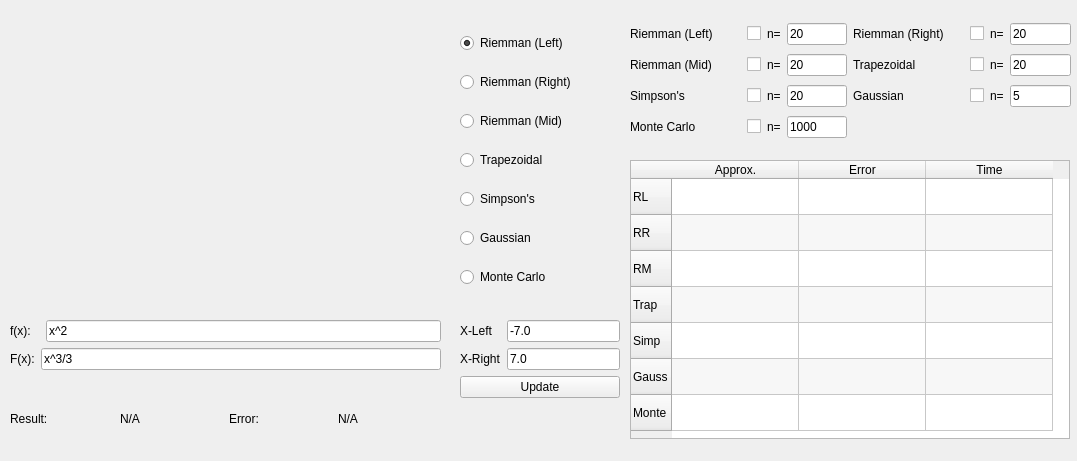
Above: gui/main_window.ui from notcaring42/quadrature_tool before the change. Below: the same form after it.
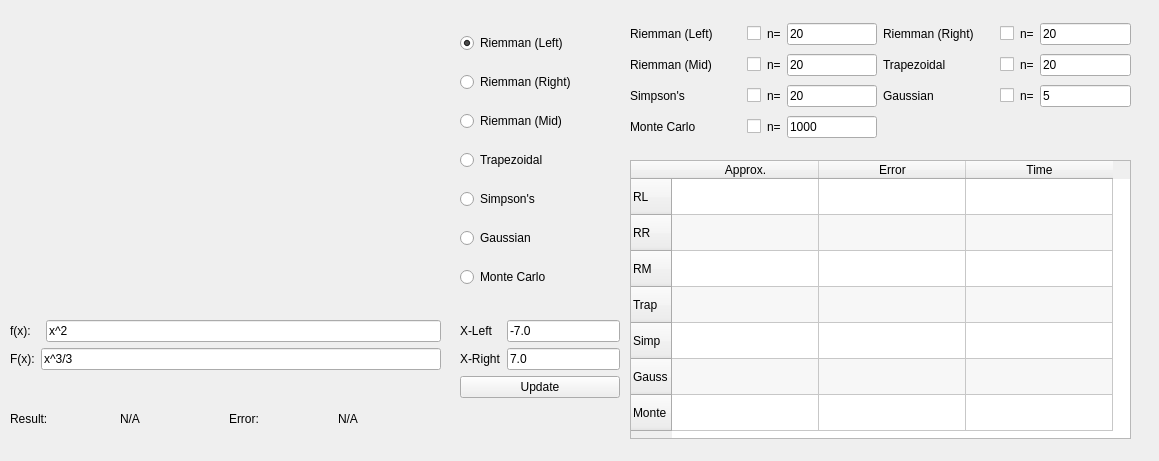
That is the form after the change.

Commit message: Switched back to actual updated UI

```diff
--- a/gui/main_window.ui
+++ b/gui/main_window.ui
@@ -6,7 +6,7 @@
    <rect>
     <x>0</x>
     <y>0</y>
-    <width>1077</width>
+    <width>1159</width>
     <height>461</height>
    </rect>
   </property>
@@ -276,7 +276,7 @@
     <rect>
      <x>630</x>
      <y>160</y>
-     <width>440</width>
+     <width>501</width>
      <height>279</height>
     </rect>
    </property>
@@ -311,7 +311,7 @@
     <bool>true</bool>
    </attribute>
    <attribute name="horizontalHeaderDefaultSectionSize">
-    <number>127</number>
+    <number>147</number>
    </attribute>
    <attribute name="horizontalHeaderMinimumSectionSize">
     <number>50</number>
@@ -387,7 +387,7 @@
     <rect>
      <x>630</x>
      <y>20</y>
-     <width>441</width>
+     <width>501</width>
      <height>121</height>
     </rect>
    </property>
@@ -675,7 +675,7 @@
         </property>
         <property name="sizeHint" stdset="0">
          <size>
-          <width>224</width>
+          <width>254</width>
           <height>20</height>
          </size>
         </property>
```
Left out of the diff: 14 changed lines with no effect on the pictures. The commit also changes 1 other file.
